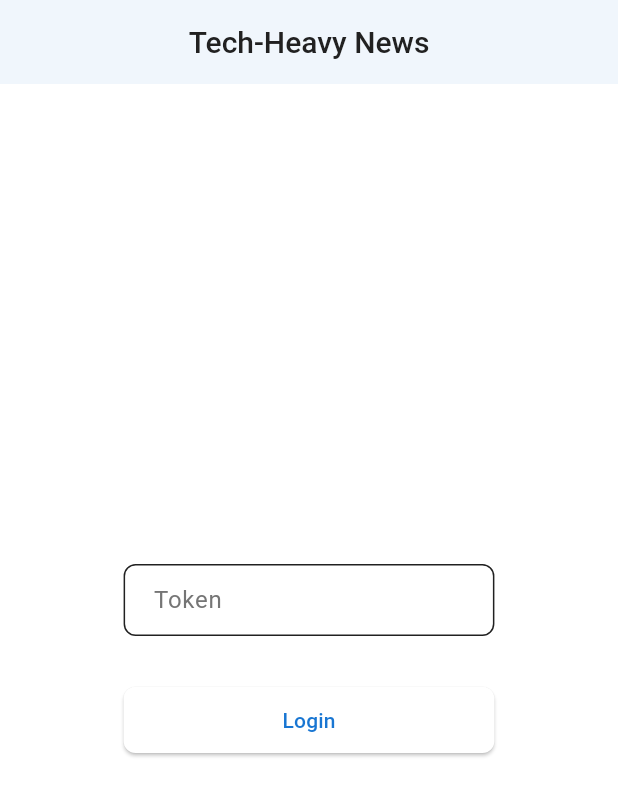
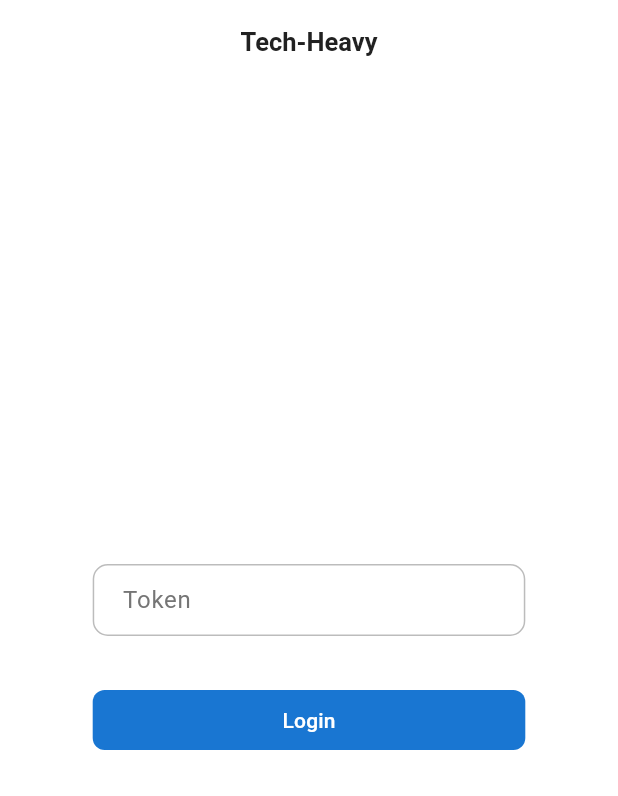
Before and after one commit to janevala/home_fe, a Flutter app: the screen it shows after launch, on a phone screen of 412 x 824 dp. Shown: the top 796 px of the screen. Run offline on Flutter 3.47's test engine with Material 3 defaults, Android fonts, the phone set to English and light mode, and no system bars; our stand-ins replace dio, flutter_bloc, flutter_svg, go_router, logger, shared_preferences and 1 more; missing offline and left inert: rss_dart; generated files the repository leaves out were written again.

Commit message:
good work

```diff
--- a/lib/assets/i18n/intl_de.arb
+++ b/lib/assets/i18n/intl_de.arb
@@ -21,6 +21,7 @@
   "welcomeBack": "Willkommen zurück!",
   "welcome": "Willkommen!",
   "open": "Öffnen",
+  "openOriginal": "Open original",
   "read": "Gelesen",
   "newsUpdateWithItems": "{count} Nachrichten wurden aktualisiert",
   "newsUpdatedWithNoItems": "News sind up to date mit {count} Nachrichten",
--- a/lib/assets/i18n/intl_en.arb
+++ b/lib/assets/i18n/intl_en.arb
@@ -1,5 +1,6 @@
 {
   "title": "Tech-Heavy News",
+  "titleShort": "Tech-Heavy",
   "yes": "Yes",
   "no": "No",
   "cancel": "Cancel",
@@ -22,13 +23,14 @@
   "welcomeBack": "Welcome back!",
   "welcome": "Welcome!",
   "open": "Open",
+  "openOriginal": "Open original",
   "read": "Read",
   "newsUpdateWithItems": "News were updated with {count} items",
   "newsUpdatedWithNoItems": "News are up to date with {count} items",
   "newsNoItems": "No news items",
   "token" : "Token",
   "newsItemCount": "{count} items",
-  "newsArchiveStart": "Archive begins from {date}",
+  "newsArchiveStart": "Archive from {date}",
   "unknown": "Unknown",
   "unknownReason": "Unknown reason",
   "contact": "Contact",
--- a/lib/assets/i18n/intl_fi.arb
+++ b/lib/assets/i18n/intl_fi.arb
@@ -21,13 +21,14 @@
   "welcomeBack": "Tervetuloa takaisin!",
   "welcome": "Tervetuloa!",
   "open": "Avaa",
+  "openOriginal": "Avaa alkuperäinen",
   "read": "Lue",
   "newsUpdateWithItems": "Uutiset ajantasalla ({count} uutista)",
   "newsUpdatedWithNoItems": "Uutiset päivitetty ({count} uutista)",
   "newsNoItems": "Uutisia ei saatavilla",
   "token" : "Tunniste",
   "newsItemCount": "{count} uutista",
-  "newsArchiveStart": "Arkiston aloitus {date}",
+  "newsArchiveStart": "Arkisto {date}",
   "unknown": "Tuntematon",
   "unknownReason": "Tuntematon syy",
   "contact": "Ota yhteyttä",
--- a/lib/assets/i18n/intl_pt.arb
+++ b/lib/assets/i18n/intl_pt.arb
@@ -21,6 +21,7 @@
   "welcomeBack": "Bem-vindo de volta!",
   "welcome": "Bem-vindo!",
   "open": "Abrir",
+  "openOriginal": "Open original",
   "read": "Ler",
   "newsUpdateWithItems": "Notícias atualizadas com {count} itens",
   "newsUpdatedWithNoItems": "Notícias atualizadas com {count} itens",
--- a/lib/assets/i18n/intl_th.arb
+++ b/lib/assets/i18n/intl_th.arb
@@ -21,6 +21,7 @@
   "welcomeBack": "ยินดีต้อนรับกลับ!",
   "welcome": "ยินดีต้อนรับ!",
   "open": "เปิด",
+  "openOriginal": "Open original",
   "read": "อ่าน",
   "newsUpdateWithItems": "อัปเดตข่าวใหม่ {count} รายการ",
   "newsUpdatedWithNoItems": "อัปเดตข่าวใหม่ {count} รายการ",
--- a/lib/theme/theme.dart
+++ b/lib/theme/theme.dart
@@ -8,7 +8,7 @@ class AppColors {
 class AppTheme {
   static ThemeData getThemeForPlatform({required bool isDarkMode}) {
     // return isDarkMode ? darkTheme : lightTheme;
-    // return isDarkMode ? cupertinoDarkTheme : cupertinoLightTheme;
+    return isDarkMode ? cupertinoDarkTheme : cupertinoLightTheme;
     if (defaultTargetPlatform == TargetPlatform.iOS || (kIsWeb && defaultTargetPlatform == TargetPlatform.macOS)) {
       return isDarkMode ? cupertinoDarkTheme : cupertinoLightTheme;
     }
--- a/lib/ui/animated_first.dart
+++ b/lib/ui/animated_first.dart
@@ -72,7 +72,7 @@ class _AnimatedFirstState extends State<AnimatedFirst> with TickerProviderStateM
       ),
     );
 
-    _firstRotate = Tween<double>(begin: 0, end: pi).animate(
+    _firstRotate = Tween<double>(begin: pi, end: 0).animate(
       CurvedAnimation(
         parent: _firstRotateController,
         curve: Curves.linear,
@@ -93,7 +93,7 @@ class _AnimatedFirstState extends State<AnimatedFirst> with TickerProviderStateM
       ),
     );
 
-    _secondRotate = Tween<double>(begin: 0, end: pi).animate(
+    _secondRotate = Tween<double>(begin: pi, end: 0).animate(
       CurvedAnimation(
         parent: _secondRotateController,
         curve: Curves.easeInOut,
@@ -114,7 +114,7 @@ class _AnimatedFirstState extends State<AnimatedFirst> with TickerProviderStateM
       ),
     );
 
-    _thirdRotate = Tween<double>(begin: 0, end: pi).animate(
+    _thirdRotate = Tween<double>(begin: pi, end: 0).animate(
       CurvedAnimation(
         parent: _thirdRotateController,
         curve: Curves.easeInOut,
--- a/lib/ui/animated_flags.dart
+++ b/lib/ui/animated_flags.dart
@@ -72,9 +72,11 @@ class _AnimatedFlagsState extends State<AnimatedFlags> with TickerProviderStateM
             children: [
               Text(
                 widget.welcomeMessage,
-                style: Theme.of(context).textTheme.titleLarge,
+                style: Theme.of(context).textTheme.titleLarge?.copyWith(
+                  color: Theme.of(context).colorScheme.primary,
+                ),
               ),
-              const SizedBox(height: 16),
+              const SizedBox(height: 32),
               Row(
                 mainAxisAlignment: MainAxisAlignment.center,
                 children: [
--- a/lib/ui/login_screen.dart
+++ b/lib/ui/login_screen.dart
@@ -50,18 +50,16 @@ class LoginScreenState extends State<LoginScreen> {
     double width = MediaQuery.of(context).size.width;
 
     return Scaffold(
-      appBar: AppBar(title: Text(AppLocalizations.of(context)!.title)),
+      appBar: AppBar(title: Text(AppLocalizations.of(context)!.titleShort)),
       body: SafeArea(
         child: BlocProvider<LoginBloc>(
           create: (context) => context.read<LoginBloc>(),
           child: BlocListener<LoginBloc, LoginState>(
             child: Center(
-              child: Padding(
-                padding: const EdgeInsets.all(32),
               child: Form(
                 key: _formKey,
                 child: SizedBox(
-                    width: width * 0.6,
+                  width: width * 0.7,
                   child: Column(
                     mainAxisAlignment: MainAxisAlignment.center,
                     crossAxisAlignment: CrossAxisAlignment.stretch,
@@ -107,7 +105,6 @@ class LoginScreenState extends State<LoginScreen> {
                         child: Text(AppLocalizations.of(context)!.login),
                       ),
                     ],
-                    ),
                   ),
                 ),
               ),
```
Also changed, not shown: lib/functions.dart (+6 -4 lines), lib/ui/dashboard_screen.dart (+26 -14 lines), lib/ui/list_tile.dart (+13 -1 lines). Lines whose indentation alone changed are shown as unchanged.
